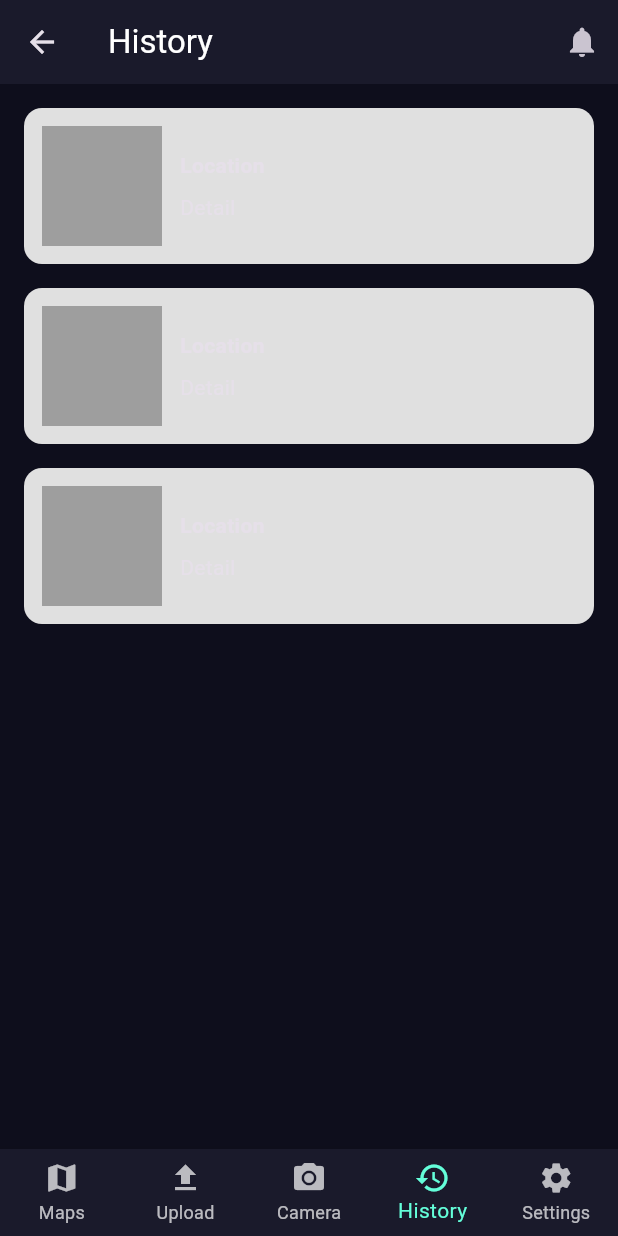
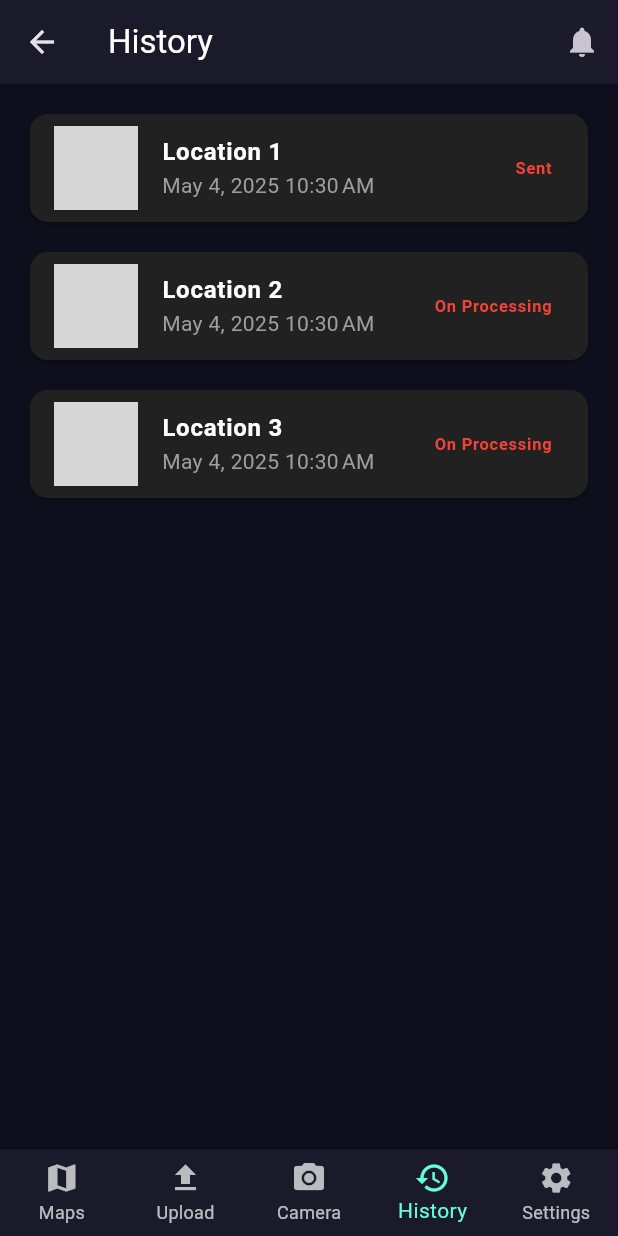
Before and after one commit to ziqimuzzaqqi/project_pothole, a Flutter app: the HomeWidget screen opened by its route, item 4 of the bottom bar chosen, on a phone screen of 412 x 824 dp. Run offline on Flutter 3.47's test engine with Material 3 defaults, Android fonts, the phone set to English and light mode, and no system bars; our stand-ins replace camera, flutter_map, flutter_modular, image_picker, latlong2; network calls fail; grey boxes are pictures that could not be loaded.

Commit message:
update and move branch

```diff
--- a/lib/modules/home/home_widget.dart
+++ b/lib/modules/home/home_widget.dart
@@ -17,7 +17,7 @@ class HomeWidget extends StatefulWidget {
 class _HomeWidgetState extends State<HomeWidget> {
   final controller = Modular.get<HomeController>();
 
-  static const List<Widget> _pages = <Widget>[
+  static final List<Widget> _pages = <Widget>[
     MapsPage(),
     UploadPage(),
     CameraPage(),
--- a/lib/modules/home/pages/history_page.dart
+++ b/lib/modules/home/pages/history_page.dart
@@ -1,39 +1,41 @@
 import 'package:flutter/material.dart';
+import 'package:project_pothole/modules/shared/models/history_model.dart';
+import 'package:project_pothole/modules/shared/widgets/history_card.dart';
 
 class HistoryPage extends StatelessWidget {
-  const HistoryPage({Key? key}) : super(key: key);
+  HistoryPage({Key? key}) : super(key: key);
+
+  final List<HistoryItem> mockHistory = [
+    HistoryItem(
+      location: 'Location 1',
+      dateTime: DateTime.now(),
+      status: 'Sent',
+      imageUrl: 'https://via.placeholder.com/150',
+    ),
+    HistoryItem(
+      location: 'Location 2',
+      dateTime: DateTime.now(),
+      status: 'On Processing',
+      imageUrl: 'https://via.placeholder.com/150',
+    ),
+    HistoryItem(
+      location: 'Location 3',
+      dateTime: DateTime.now(),
+      status: 'On Processing',
+      imageUrl: 'https://via.placeholder.com/150',
+    ),
+  ];
 
   @override
   Widget build(BuildContext context) {
-    // Contoh dummy list
     return ListView.builder(
       padding: const EdgeInsets.all(16),
-      itemCount: 3,
-      itemBuilder: (_, i) {
-        return Container(
-          margin: const EdgeInsets.only(bottom: 16),
-          padding: const EdgeInsets.all(12),
-          decoration: BoxDecoration(
-            color: Colors.grey[300],
-            borderRadius: BorderRadius.circular(12),
-          ),
-          child: Row(
-            children: [
-              Container(
-                width: 80,
-                height: 80,
-                color: Colors.grey[500],
-              ),
-              const SizedBox(width: 12),
-              Column(
-                crossAxisAlignment: CrossAxisAlignment.start,
-                children: const [
-                  Text('Location', style: TextStyle(fontWeight: FontWeight.bold)),
-                  SizedBox(height: 8),
-                  Text('Detail'),
-                ],
-              ),
-            ],
+      itemCount: mockHistory.length,
+      itemBuilder: (context, index) {
+        return Padding(
+          padding: const EdgeInsets.only(bottom: 12),
+          child: HistoryCard(
+            item: mockHistory[index],
           ),
         );
       },
--- a/lib/modules/home/pages/maps_page.dart
+++ b/lib/modules/home/pages/maps_page.dart
@@ -2,7 +2,6 @@ import 'package:flutter/material.dart';
 import 'package:flutter_map/flutter_map.dart';
 import 'package:latlong2/latlong.dart';
 import 'package:project_pothole/modules/shared/widgets/statistics_card.dart';
-import '../../../shared/widgets/statistics_card.dart';
 
 class MapsPage extends StatefulWidget {
   const MapsPage({Key? key}) : super(key: key);
--- /dev/null
+++ b/lib/modules/shared/models/history_model.dart
@@ -0,0 +1,13 @@
+class HistoryItem {
+  final String imageUrl;
+  final String location;
+  final DateTime dateTime;
+  final String status;
+
+  HistoryItem({
+    required this.imageUrl,
+    required this.location,
+    required this.dateTime,
+    required this.status,
+  });
+}
--- /dev/null
+++ b/lib/modules/shared/widgets/history_card.dart
@@ -0,0 +1,50 @@
+import 'package:flutter/material.dart';
+import '../models/history_model.dart';
+import 'package:intl/intl.dart';
+
+class HistoryCard extends StatelessWidget {
+  final HistoryItem item;
+
+  const HistoryCard({Key? key, required this.item}) : super(key: key);
+
+  @override
+  Widget build(BuildContext context) {
+    return Card(
+      color: Colors.grey[900],
+      shape: RoundedRectangleBorder(
+        borderRadius: BorderRadius.circular(12),
+      ),
+      child: ListTile(
+        leading: ClipRRect(
+          borderRadius: BorderRadius.circular(12),
+          child: Image.network(
+            item.imageUrl,
+            width: 56,
+            height: 56,
+            fit: BoxFit.cover,
+          ),
+        ),
+        title: Text(
+          item.location,
+          style: const TextStyle(
+            fontWeight: FontWeight.w600,
+            color: Colors.white,
+          ),
+        ),
+        subtitle: Text(
+          DateFormat.yMMMd().add_jm().format(item.dateTime),
+          style: const TextStyle(
+            color: Colors.grey,
+          ),
+        ),
+        trailing: Text(
+          item.status,
+          style: TextStyle(
+            color: item.status == 'Selesai' ? Colors.green : Colors.red,
+            fontWeight: FontWeight.bold,
+          ),
+        ),
+      ),
+    );
+  }
+}
--- a/lib/shared/widgets/statistics_card.dart
+++ /dev/null
@@ -1 +0,0 @@
-// TODO Implement this library.
--- a/pubspec.yaml
+++ b/pubspec.yaml
@@ -33,7 +33,9 @@ dependencies:
   flutter_modular: ^5.0.0
   flutter_map: ^4.0.0
   latlong2: ^0.8.1
-  image_picker: ^0.8.7+4
+  image_picker: ^0.8.9
+  camera: ^0.10.0+1
+  path_provider: ^2.0.11
 
   # The following adds the Cupertino Icons font to your application.
   # Use with the CupertinoIcons class for iOS style icons.
```
Also changed, not shown: lib/modules/home/home_module.dart (+13 -0 lines), lib/modules/home/pages/about_page.dart (added, +20 -0 lines), lib/modules/home/pages/camera_page.dart (+72 -19 lines), lib/modules/home/pages/language_page.dart (added, +16 -0 lines), lib/modules/home/pages/profile_page.dart (added, +21 -0 lines), lib/modules/home/pages/reset_password_page.dart (added, +23 -0 lines), lib/modules/home/pages/settings_page.dart (+15 -11 lines), lib/modules/settings/settings_modul.dart (added, +15 -0 lines), pubspec.lock, 1 other file.
